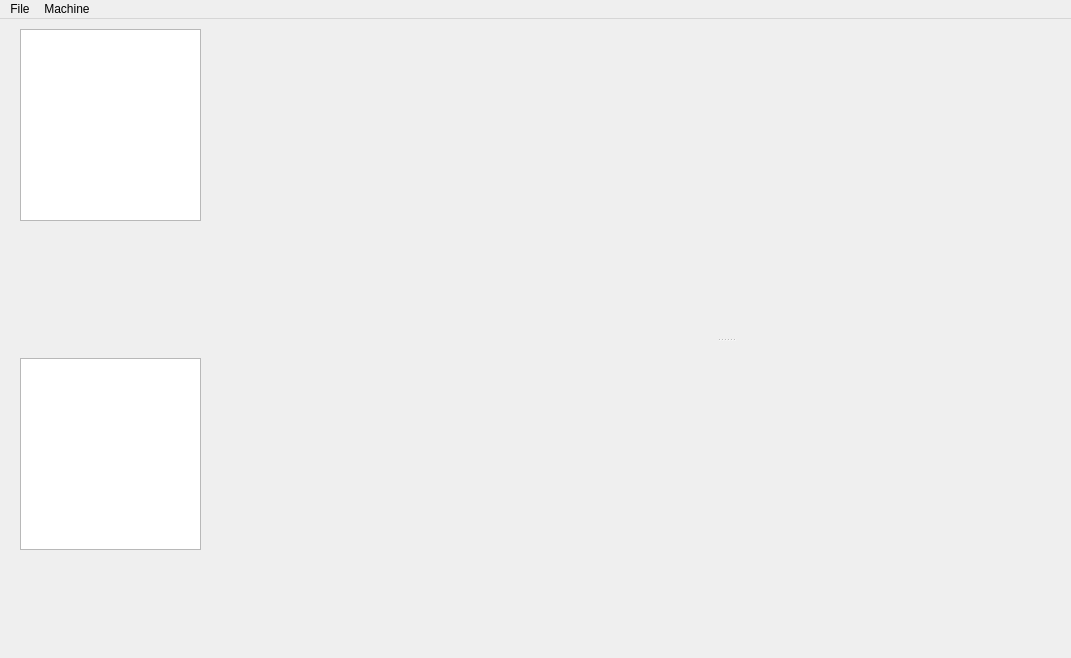
Above: code/Qt_VHDL_SVG_proj/forms/mainwindow.ui from LirokWid/QT_VHDL_simulator before the change. Below: the same form after it.
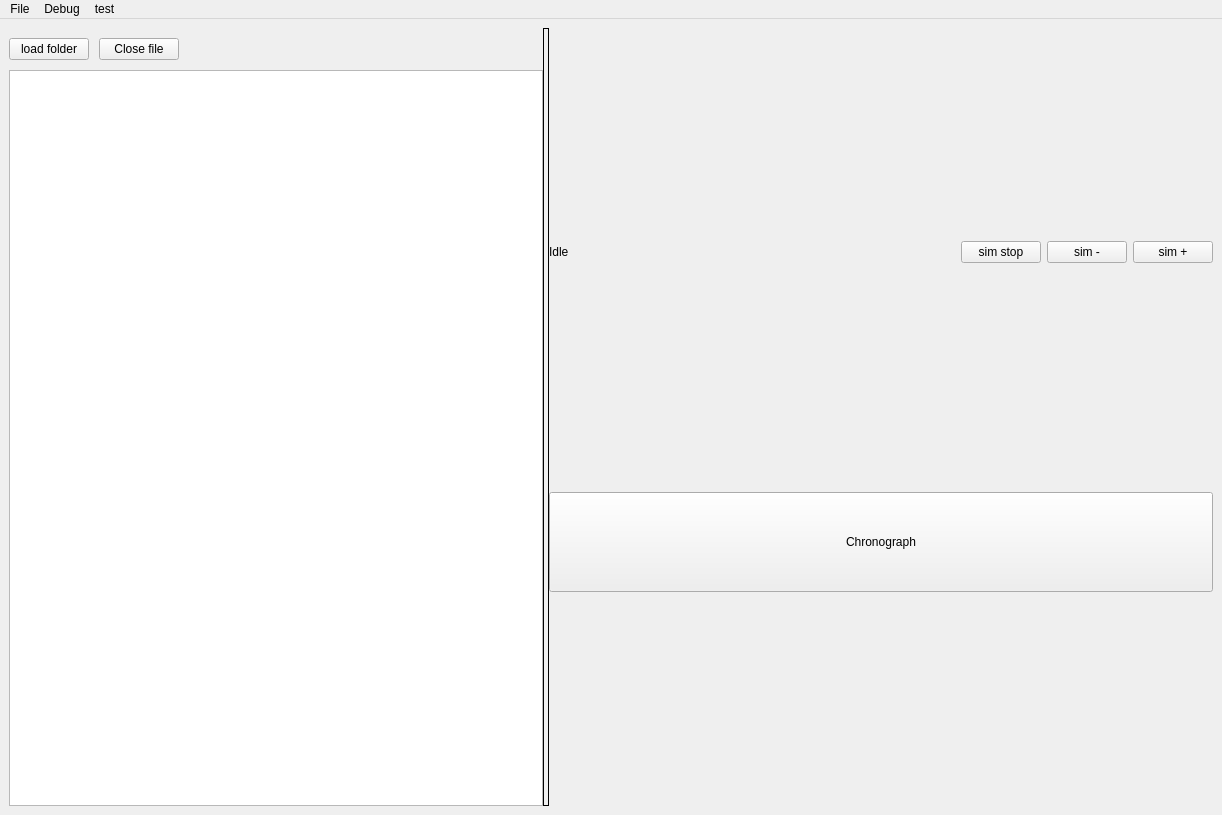
That is the form after the change.

Commit message: Merge Ui design projet and main project

What changed in the file:
```diff
--- a/code/Qt_VHDL_SVG_proj/forms/mainwindow.ui
+++ b/code/Qt_VHDL_SVG_proj/forms/mainwindow.ui
@@ -6,77 +6,284 @@
    <rect>
     <x>0</x>
     <y>0</y>
-    <width>1071</width>
-    <height>658</height>
+    <width>1222</width>
+    <height>815</height>
    </rect>
   </property>
+  <property name="sizePolicy">
+   <sizepolicy hsizetype="MinimumExpanding" vsizetype="MinimumExpanding">
+    <horstretch>0</horstretch>
+    <verstretch>0</verstretch>
+   </sizepolicy>
+  </property>
   <property name="minimumSize">
    <size>
-    <width>200</width>
-    <height>200</height>
+    <width>1080</width>
+    <height>815</height>
    </size>
   </property>
   <property name="windowTitle">
    <string>MainWindow</string>
   </property>
   <widget class="QWidget" name="centralwidget">
-   <widget class="QWidget" name="verticalLayoutWidget">
-    <property name="geometry">
-     <rect>
-      <x>20</x>
-      <y>10</y>
-      <width>181</width>
-      <height>521</height>
-     </rect>
-    </property>
-    <layout class="QVBoxLayout" name="verticalLayout">
-     <item>
-      <widget class="QTableView" name="tableView"/>
-     </item>
-     <item>
-      <spacer name="verticalSpacer">
-       <property name="orientation">
-        <enum>Qt::Vertical</enum>
-       </property>
-       <property name="sizeHint" stdset="0">
-        <size>
-         <width>20</width>
-         <height>40</height>
-        </size>
-       </property>
-      </spacer>
-     </item>
-     <item>
-      <widget class="QTreeView" name="treeView"/>
-     </item>
-    </layout>
-   </widget>
-   <widget class="QSplitter" name="splitter">
-    <property name="geometry">
-     <rect>
-      <x>380</x>
-      <y>0</y>
-      <width>691</width>
-      <height>641</height>
-     </rect>
-    </property>
-    <property name="orientation">
-     <enum>Qt::Vertical</enum>
-    </property>
-    <widget class="QWidget" name="verticalLayoutWidget_2">
-     <layout class="QVBoxLayout" name="verticalLayout_2"/>
-    </widget>
-    <widget class="QWidget" name="verticalLayoutWidget_3">
-     <layout class="QVBoxLayout" name="verticalLayout_3"/>
-    </widget>
-   </widget>
+   <property name="minimumSize">
+    <size>
+     <width>1080</width>
+     <height>720</height>
+    </size>
+   </property>
+   <layout class="QHBoxLayout" name="horizontalLayout_3">
+    <item>
+     <widget class="QSplitter" name="mainSplitter">
+      <property name="sizePolicy">
+       <sizepolicy hsizetype="MinimumExpanding" vsizetype="Expanding">
+        <horstretch>0</horstretch>
+        <verstretch>0</verstretch>
+       </sizepolicy>
+      </property>
+      <property name="minimumSize">
+       <size>
+        <width>1080</width>
+        <height>720</height>
+       </size>
+      </property>
+      <property name="cursor">
+       <cursorShape>ArrowCursor</cursorShape>
+      </property>
+      <property name="focusPolicy">
+       <enum>Qt::NoFocus</enum>
+      </property>
+      <property name="layoutDirection">
+       <enum>Qt::LeftToRight</enum>
+      </property>
+      <property name="autoFillBackground">
+       <bool>false</bool>
+      </property>
+      <property name="styleSheet">
+       <string notr="true">QSplitter::handle{
+	     	background-color: qlineargradient(x1:0, y1:0, x2:1, y2:0;
+         	stop:0 rgb(128, 128, 128);
+ 			stop:1 rgb(64, 64, 64));
+			border: 1px solid rgb(0, 0, 0);
+}</string>
+      </property>
+      <property name="frameShape">
+       <enum>QFrame::NoFrame</enum>
+      </property>
+      <property name="lineWidth">
+       <number>10</number>
+      </property>
+      <property name="orientation">
+       <enum>Qt::Horizontal</enum>
+      </property>
+      <widget class="QWidget" name="layoutWidget">
+       <layout class="QGridLayout" name="fileSelectionGrid">
+        <property name="sizeConstraint">
+         <enum>QLayout::SetDefaultConstraint</enum>
+        </property>
+        <property name="spacing">
+         <number>10</number>
+        </property>
+        <item row="2" column="0">
+         <layout class="QVBoxLayout" name="verticalLayout_4">
+          <property name="sizeConstraint">
+           <enum>QLayout::SetMaximumSize</enum>
+          </property>
+          <item>
+           <layout class="QHBoxLayout" name="treeViewBtnLayout">
+            <property name="sizeConstraint">
+             <enum>QLayout::SetMaximumSize</enum>
+            </property>
+            <item>
+             <widget class="QPushButton" name="folder_btn">
+              <property name="minimumSize">
+               <size>
+                <width>70</width>
+                <height>0</height>
+               </size>
+              </property>
+              <property name="text">
+               <string>load folder</string>
+              </property>
+             </widget>
+            </item>
+            <item>
+             <widget class="QPushButton" name="closeFile">
+              <property name="minimumSize">
+               <size>
+                <width>70</width>
+                <height>0</height>
+               </size>
+              </property>
+              <property name="text">
+               <string>Close file</string>
+              </property>
+             </widget>
+            </item>
+            <item>
+             <spacer name="horizontalSpacer_2">
+              <property name="orientation">
+               <enum>Qt::Horizontal</enum>
+              </property>
+              <property name="sizeType">
+               <enum>QSizePolicy::MinimumExpanding</enum>
+              </property>
+              <property name="sizeHint" stdset="0">
+               <size>
+                <width>20</width>
+                <height>20</height>
+               </size>
+              </property>
+             </spacer>
+            </item>
+           </layout>
+          </item>
+          <item>
+           <widget class="QTreeView" name="treeView">
+            <property name="sizePolicy">
+             <sizepolicy hsizetype="MinimumExpanding" vsizetype="MinimumExpanding">
+              <horstretch>0</horstretch>
+              <verstretch>0</verstretch>
+             </sizepolicy>
+            </property>
+            <property name="minimumSize">
+             <size>
+              <width>200</width>
+              <height>201</height>
+             </size>
+            </property>
+           </widget>
+          </item>
+         </layout>
+        </item>
+        <item row="1" column="0">
+         <spacer name="spacer">
+          <property name="orientation">
+           <enum>Qt::Horizontal</enum>
+          </property>
+          <property name="sizeType">
+           <enum>QSizePolicy::Fixed</enum>
+          </property>
+          <property name="sizeHint" stdset="0">
+           <size>
+            <width>200</width>
+            <height>10</height>
+           </size>
+          </property>
+         </spacer>
+        </item>
+       </layout>
+      </widget>
+      <widget class="QWidget" name="verticalLayoutWidget_4">
+       <layout class="QVBoxLayout" name="simLayout">
+        <item>
+         <layout class="QVBoxLayout" name="svgAndSimControlLayout">
+          <property name="bottomMargin">
+           <number>10</number>
+          </property>
+          <item>
+           <layout class="QGridLayout" name="svgLayout"/>
+          </item>
+          <item>
+           <layout class="QHBoxLayout" name="simControlLayout">
+            <property name="sizeConstraint">
+             <enum>QLayout::SetDefaultConstraint</enum>
+            </property>
+            <item>
+             <widget class="QLabel" name="label">
+              <property name="text">
+               <string>Idle</string>
+              </property>
+             </widget>
+            </item>
+            <item>
+             <spacer name="horizontalSpacer">
+              <property name="orientation">
+               <enum>Qt::Horizontal</enum>
+              </property>
+              <property name="sizeHint" stdset="0">
+               <size>
+                <width>40</width>
+                <height>20</height>
+               </size>
+              </property>
+             </spacer>
+            </item>
+            <item>
+             <widget class="QPushButton" name="stop">
+              <property name="sizePolicy">
+               <sizepolicy hsizetype="Maximum" vsizetype="Fixed">
+                <horstretch>0</horstretch>
+                <verstretch>0</verstretch>
+               </sizepolicy>
+              </property>
+              <property name="text">
+               <string>sim stop</string>
+              </property>
+             </widget>
+            </item>
+            <item>
+             <widget class="QPushButton" name="minus">
+              <property name="sizePolicy">
+               <sizepolicy hsizetype="Maximum" vsizetype="Fixed">
+                <horstretch>0</horstretch>
+                <verstretch>0</verstretch>
+               </sizepolicy>
+              </property>
+              <property name="text">
+               <string>sim -</string>
+              </property>
+             </widget>
+            </item>
+            <item>
+             <widget class="QPushButton" name="plus">
+              <property name="sizePolicy">
+               <sizepolicy hsizetype="Maximum" vsizetype="Fixed">
+                <horstretch>0</horstretch>
+                <verstretch>0</verstretch>
+               </sizepolicy>
+              </property>
+              <property name="text">
+               <string>sim +</string>
+              </property>
+             </widget>
+            </item>
+           </layout>
+          </item>
+         </layout>
+        </item>
+        <item>
+         <layout class="QVBoxLayout" name="verticalLayout_3">
+          <property name="sizeConstraint">
+           <enum>QLayout::SetFixedSize</enum>
+          </property>
+          <item>
+           <widget class="QPushButton" name="pushButton_11">
+            <property name="minimumSize">
+             <size>
+              <width>0</width>
+              <height>100</height>
+             </size>
+            </property>
+            <property name="text">
+             <string>Chronograph</string>
+            </property>
+           </widget>
+          </item>
+         </layout>
+        </item>
+       </layout>
+      </widget>
+     </widget>
+    </item>
+   </layout>
   </widget>
   <widget class="QMenuBar" name="menubar">
    <property name="geometry">
     <rect>
      <x>0</x>
      <y>0</y>
-     <width>1071</width>
+     <width>1222</width>
      <height>21</height>
     </rect>
    </property>
@@ -89,13 +296,23 @@
     <addaction name="actionLoad_SVG_file"/>
     <addaction name="actionExamples"/>
    </widget>
-   <widget class="QMenu" name="menuMqchine">
+   <widget class="QMenu" name="menuDebug">
     <property name="title">
-     <string>Machine</string>
+     <string>Debug</string>
     </property>
+    <addaction name="actionOpenDebugWindow"/>
+   </widget>
+   <widget class="QMenu" name="menutest">
+    <property name="title">
+     <string>test</string>
+    </property>
+    <addaction name="action1"/>
+    <addaction name="action2"/>
+    <addaction name="action3"/>
    </widget>
    <addaction name="menuFile"/>
-   <addaction name="menuMqchine"/>
+   <addaction name="menuDebug"/>
+   <addaction name="menutest"/>
   </widget>
   <action name="actionNew_Simulation">
    <property name="text">
```
Left out of the diff: 20 changed lines with no effect on the pictures. The commit also changes 18 other files.
